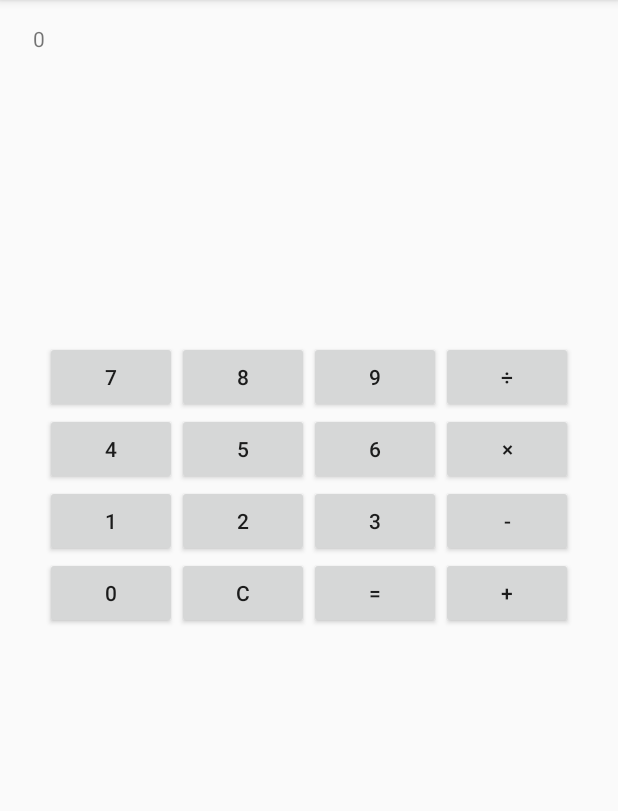
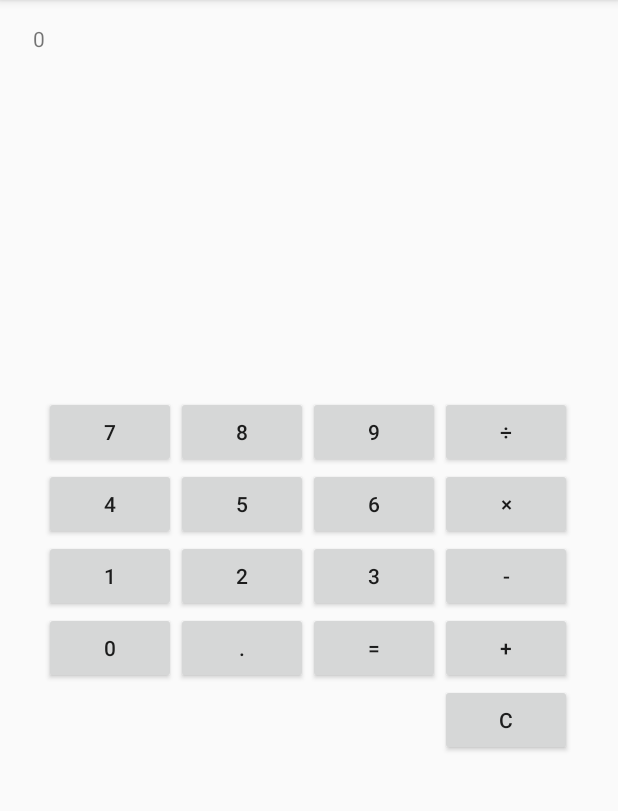
Before and after one commit to tomocy/calculator, an Android app: the screen it shows after launch (MainActivity), on a phone screen of 412 x 824 dp, the part 84-895 px from its top. Run offline under Robolectric (Android 15) with nearby library versions, the phone set to English and light mode, and no system bars.

Commit message:
[add] comma btn

```diff
--- a/app/src/main/res/layout/activity_main.xml
+++ b/app/src/main/res/layout/activity_main.xml
@@ -31,8 +31,10 @@
         android:orientation="vertical"
         app:layout_constraintBottom_toBottomOf="parent"
         app:layout_constraintEnd_toEndOf="parent"
+        app:layout_constraintHorizontal_bias="0.488"
         app:layout_constraintStart_toStartOf="parent"
-        app:layout_constraintTop_toBottomOf="@+id/linearLayout">
+        app:layout_constraintTop_toBottomOf="@+id/linearLayout"
+        app:layout_constraintVertical_bias="0.632">
 
         <TableLayout
             android:layout_width="match_parent"
@@ -153,11 +155,11 @@
                     android:text="0" />
 
                 <Button
-                    android:id="@+id/clearBtn"
+                    android:id="@+id/commaBtn"
                     android:layout_width="wrap_content"
                     android:layout_height="wrap_content"
                     android:onClick="onClickButton"
-                    android:text="C" />
+                    android:text="." />
 
                 <Button
                     android:id="@+id/equalBtn"
@@ -174,6 +176,40 @@
                     android:text="+" />
             </TableRow>
 
+            <TableRow
+                android:layout_width="match_parent"
+                android:layout_height="wrap_content"
+                android:gravity="center">
+
+                <Button
+                    android:id="@+id/button2"
+                    android:layout_width="wrap_content"
+                    android:layout_height="wrap_content"
+                    android:text="Button"
+                    android:visibility="invisible" />
+
+                <Button
+                    android:id="@+id/button3"
+                    android:layout_width="wrap_content"
+                    android:layout_height="wrap_content"
+                    android:text="Button"
+                    android:visibility="invisible" />
+
+                <Button
+                    android:id="@+id/button4"
+                    android:layout_width="wrap_content"
+                    android:layout_height="wrap_content"
+                    android:text="Button"
+                    android:visibility="invisible" />
+
+                <Button
+                    android:id="@+id/clearBtn"
+                    android:layout_width="wrap_content"
+                    android:layout_height="wrap_content"
+                    android:onClick="onClickButton"
+                    android:text="C" />
+            </TableRow>
+
         </TableLayout>
 
     </LinearLayout>
```
